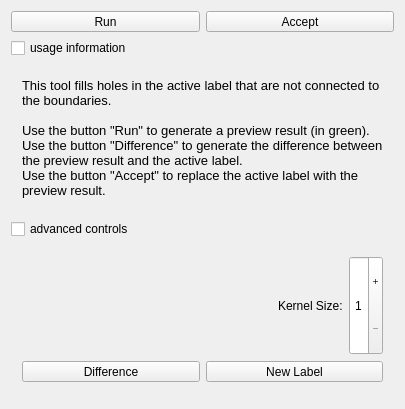
Old version of the form Modules/SegmentationUI/Qmitk/QmitkFillHolesTool3DGUIControls.ui in the repository MITK/MITK.
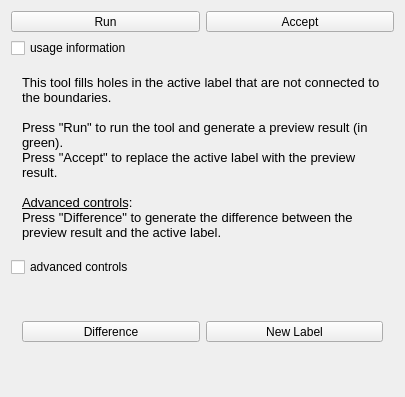
New version of the form. Icons and pictures are not drawn.

Commit message: some more fixes on morphologic tools

```diff
--- a/Modules/SegmentationUI/Qmitk/QmitkFillHolesTool3DGUIControls.ui
+++ b/Modules/SegmentationUI/Qmitk/QmitkFillHolesTool3DGUIControls.ui
@@ -7,7 +7,7 @@
     <x>0</x>
     <y>0</y>
     <width>405</width>
-    <height>409</height>
+    <height>397</height>
    </rect>
   </property>
   <property name="sizePolicy">
@@ -146,9 +146,11 @@
 &lt;/style&gt;&lt;/head&gt;&lt;body style=&quot; font-family:'MS Shell Dlg 2'; font-size:8pt; font-weight:400; font-style:normal;&quot;&gt;
 &lt;p style=&quot; margin-top:0px; margin-bottom:0px; margin-left:0px; margin-right:0px; -qt-block-indent:0; text-indent:0px;&quot;&gt;&lt;span style=&quot; font-family:'Sans'; font-size:10pt;&quot;&gt;This tool fills holes in the active label that are not connected to the boundaries.&lt;/span&gt;&lt;/p&gt;
 &lt;p style=&quot;-qt-paragraph-type:empty; margin-top:0px; margin-bottom:0px; margin-left:0px; margin-right:0px; -qt-block-indent:0; text-indent:0px; font-family:'Sans'; font-size:10pt;&quot;&gt;&lt;br /&gt;&lt;/p&gt;
-&lt;p style=&quot; margin-top:0px; margin-bottom:0px; margin-left:0px; margin-right:0px; -qt-block-indent:0; text-indent:0px;&quot;&gt;&lt;span style=&quot; font-family:'Sans'; font-size:10pt;&quot;&gt;Use the button &amp;quot;Run&amp;quot; to generate a preview result (in green).&lt;/span&gt;&lt;/p&gt;
-&lt;p style=&quot; margin-top:0px; margin-bottom:0px; margin-left:0px; margin-right:0px; -qt-block-indent:0; text-indent:0px;&quot;&gt;&lt;span style=&quot; font-family:'Sans'; font-size:10pt;&quot;&gt;Use the button &amp;quot;Difference&amp;quot; to generate the difference between the preview result and the active label.&lt;/span&gt;&lt;/p&gt;
-&lt;p style=&quot; margin-top:0px; margin-bottom:0px; margin-left:0px; margin-right:0px; -qt-block-indent:0; text-indent:0px;&quot;&gt;&lt;span style=&quot; font-family:'Sans'; font-size:10pt;&quot;&gt;Use the button &amp;quot;Accept&amp;quot; to replace the active label with the preview result.&lt;/span&gt;&lt;/p&gt;&lt;/body&gt;&lt;/html&gt;</string>
+&lt;p style=&quot; margin-top:0px; margin-bottom:0px; margin-left:0px; margin-right:0px; -qt-block-indent:0; text-indent:0px;&quot;&gt;&lt;span style=&quot; font-family:'Sans'; font-size:10pt;&quot;&gt;Press &amp;quot;Run&amp;quot; to run the tool and generate a preview result (in green).&lt;/span&gt;&lt;/p&gt;
+&lt;p style=&quot; margin-top:0px; margin-bottom:0px; margin-left:0px; margin-right:0px; -qt-block-indent:0; text-indent:0px;&quot;&gt;&lt;span style=&quot; font-family:'Sans'; font-size:10pt;&quot;&gt;Press &amp;quot;Accept&amp;quot; to replace the active label with the preview result.&lt;/span&gt;&lt;/p&gt;
+&lt;p style=&quot;-qt-paragraph-type:empty; margin-top:0px; margin-bottom:0px; margin-left:0px; margin-right:0px; -qt-block-indent:0; text-indent:0px; font-family:'Sans'; font-size:10pt;&quot;&gt;&lt;br /&gt;&lt;/p&gt;
+&lt;p style=&quot; margin-top:0px; margin-bottom:0px; margin-left:0px; margin-right:0px; -qt-block-indent:0; text-indent:0px;&quot;&gt;&lt;span style=&quot; font-family:'Sans'; font-size:10pt; text-decoration: underline;&quot;&gt;Advanced controls&lt;/span&gt;&lt;span style=&quot; font-family:'Sans'; font-size:10pt;&quot;&gt;:&lt;/span&gt;&lt;/p&gt;
+&lt;p style=&quot; margin-top:0px; margin-bottom:0px; margin-left:0px; margin-right:0px; -qt-block-indent:0; text-indent:0px;&quot;&gt;&lt;span style=&quot; font-family:'Sans'; font-size:10pt;&quot;&gt;Press &amp;quot;Difference&amp;quot; to generate the difference between the preview result and the active label.&lt;/span&gt;&lt;/p&gt;&lt;/body&gt;&lt;/html&gt;</string>
         </property>
         <property name="alignment">
          <set>Qt::AlignVCenter</set>
@@ -171,73 +173,6 @@
    <item>
     <widget class="QWidget" name="m_AdvancedControlsWidget" native="true">
      <layout class="QVBoxLayout" name="verticalLayout">
-      <item>
-       <layout class="QHBoxLayout" name="horizontalLayout_3">
-        <item>
-         <spacer name="horizontalSpacer_2">
-          <property name="orientation">
-           <enum>Qt::Horizontal</enum>
-          </property>
-          <property name="sizeHint" stdset="0">
-           <size>
-            <width>40</width>
-            <height>20</height>
-           </size>
-          </property>
-         </spacer>
-        </item>
-        <item>
-         <widget class="QLabel" name="m_lblKernelSize">
-          <property name="sizePolicy">
-           <sizepolicy hsizetype="Fixed" vsizetype="Minimum">
-            <horstretch>0</horstretch>
-            <verstretch>0</verstretch>
-           </sizepolicy>
-          </property>
-          <property name="text">
-           <string>Kernel Size:</string>
-          </property>
-         </widget>
-        </item>
-        <item>
-         <widget class="QSpinBox" name="m_sbKernelSize">
-          <property name="sizePolicy">
-           <sizepolicy hsizetype="Minimum" vsizetype="Minimum">
-            <horstretch>0</horstretch>
-            <verstretch>0</verstretch>
-           </sizepolicy>
-          </property>
-          <property name="maximumSize">
-           <size>
-            <width>40</width>
-            <height>16777215</height>
-           </size>
-          </property>
-          <property name="layoutDirection">
-           <enum>Qt::LeftToRight</enum>
-          </property>
-          <property name="wrapping">
-           <bool>false</bool>
-          </property>
-          <property name="alignment">
-           <set>Qt::AlignCenter</set>
-          </property>
-          <property name="buttonSymbols">
-           <enum>QAbstractSpinBox::PlusMinus</enum>
-          </property>
-          <property name="minimum">
-           <number>1</number>
-          </property>
-          <property name="maximum">
-           <number>5</number>
-          </property>
-          <property name="value">
-           <number>1</number>
-          </property>
-         </widget>
-        </item>
-       </layout>
-      </item>
       <item>
        <layout class="QHBoxLayout" name="horizontalLayout_4">
         <item>
```
The commit also changes 39 other files.
